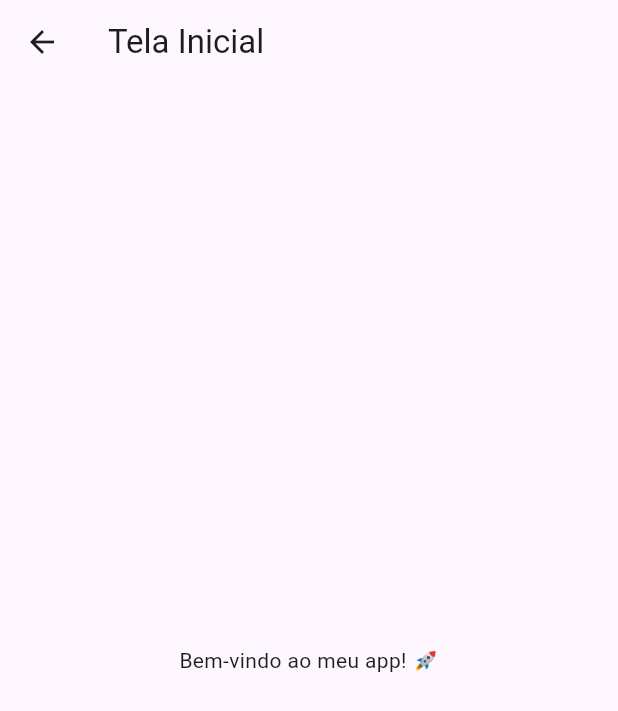
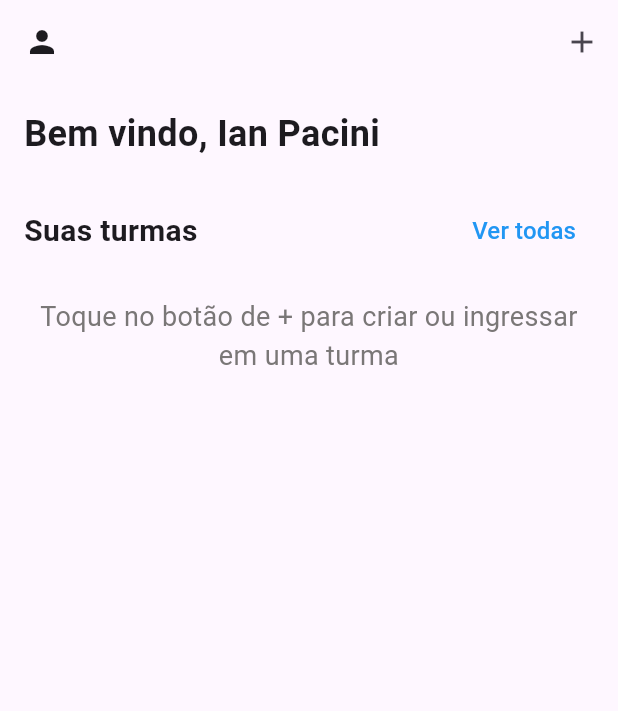
Before and after one commit to Dan-Nobre/NFCollege, a Flutter app: the InitialScreen screen opened directly, on a phone screen of 412 x 824 dp. Shown: the top 711 px of the screen. Run offline on Flutter 3.47's test engine with Material 3 defaults, Android fonts, the phone set to English and light mode, and no system bars; missing offline and left inert: nfc_manager.

Commit message:
UI Design update

```diff
--- a/lib/Features/InitialScreen/View/InitialScreen.dart
+++ b/lib/Features/InitialScreen/View/InitialScreen.dart
@@ -7,10 +7,60 @@ class InitialScreen extends StatelessWidget {
   Widget build(BuildContext context) {
     return Scaffold(
       appBar: AppBar(
-        title: const Text('Tela Inicial'),
+        leading: IconButton(
+            icon: const Icon(Icons.person),
+            onPressed: () {
+              // navega para o perfil
+            },
+          ),
+        actions: [
+          IconButton(
+            icon: const Icon(Icons.add),
+            onPressed: () {
+              // adicionar tela do modal.
+            },
+          ),
+        ],
       ),
-      body: const Center(
-        child: Text('Bem-vindo ao meu app! 🚀'),
+      body: Padding(
+        padding: const EdgeInsets.all(16.0),
+        child: Column(
+          crossAxisAlignment: CrossAxisAlignment.start,
+          children: [
+            const Text(
+              'Bem vindo, Ian Pacini',
+              style: TextStyle(fontSize: 24, fontWeight: FontWeight.bold),
+            ),
+            const SizedBox(height: 24),
+            Row(
+              mainAxisAlignment: MainAxisAlignment.spaceBetween,
+              children: [
+                const Text(
+                  'Suas turmas',
+                  style: TextStyle(fontSize: 20, fontWeight: FontWeight.bold),
+                ),
+                TextButton(
+                  onPressed: () {
+                    // Navega para a tela de todas as turmas
+                  },
+                  child: const Text(
+                    'Ver todas',
+                    style: TextStyle(fontSize: 16, color: Colors.blue),
+                  ),
+                ),
+              ],
+            ),
+            const SizedBox(height: 20),
+            const Center(
+              child: Text(
+                'Toque no botão de + para criar ou ingressar em uma turma',
+                style: TextStyle(fontSize: 18, color: Color(0xFF7A7777)),
+                textAlign: TextAlign.center,
+              ),
+            ),
+            const Spacer(),
+          ],
+        ),
       ),
     );
   }
--- a/lib/main.dart
+++ b/lib/main.dart
@@ -1,7 +1,5 @@
 import 'package:flutter/material.dart';
-// import 'package:nfa/presentation/screen/read_write_nfc_screen.dart';
-import 'package:nfcollege/Features/NFC/View/read_write_nfc_screen.dart';
-import 'package:nfcollege/Features/NFC/View/registro_presenca_screen.dart';
+import 'package:nfcollege/Features/InitialScreen/View/InitialScreen.dart';
 
 void main() {
   runApp(const MyApp());
@@ -19,7 +17,7 @@
         colorScheme: ColorScheme.fromSeed(seedColor: Colors.deepPurple),
         useMaterial3: true,
       ),
-      home: const RegistroPresencaScreen()
+      home: const InitialScreen()
     );
   }
 }
```
